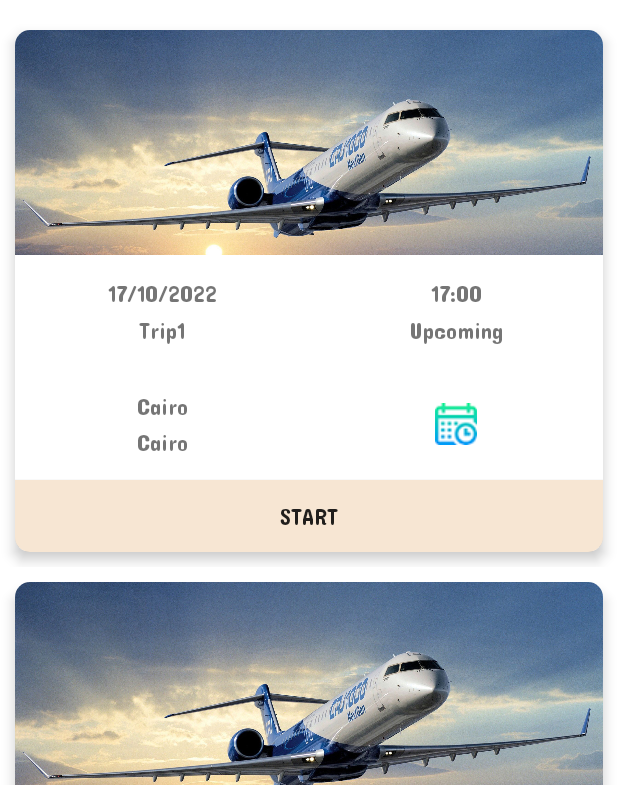
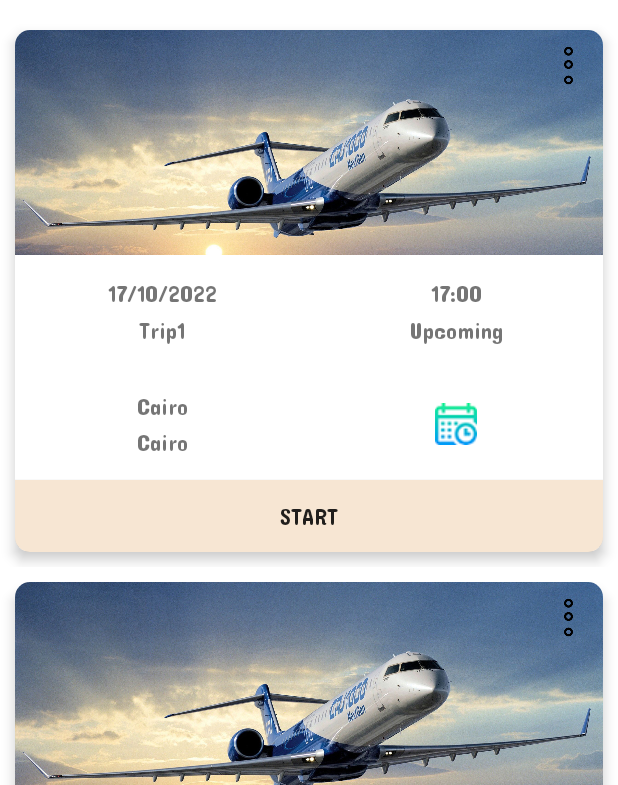
Before and after one commit to hussein1574/TripsApp, an Android app: the UpcomingActivity screen opened directly, with no data from a screen before it, after a tap on "START", on a phone screen of 412 x 824 dp, the part 450-1235 px from its top. Run offline under Robolectric (Android 15) with nearby library versions, the phone set to English and light mode, and no system bars.

Commit message:
Add menu in each trip item

```diff
--- a/app/src/main/res/layout/activity_upcoming.xml
+++ b/app/src/main/res/layout/activity_upcoming.xml
@@ -17,7 +17,7 @@
             android:layout_height="match_parent"
             android:background="@drawable/plane_sky"
             android:theme="@style/CustomToolbarTheme"
-            app:collapsedTitleGravity="center_vertical|center_horizontal"
+            app:collapsedTitleGravity="center_horizontal"
             app:collapsedTitleTextAppearance="@style/CustomFontText"
             app:contentScrim="?attr/colorPrimaryVariant"
             app:expandedTitleTextAppearance="@style/CustomBoldText"
@@ -39,7 +39,7 @@
             <androidx.appcompat.widget.Toolbar
                 android:id="@+id/toolbar"
                 android:layout_width="match_parent"
-                android:layout_height="?android:attr/actionBarSize"
+                android:layout_height="60dp"
                 app:title="@string/my_trips" />
         </com.google.android.material.appbar.CollapsingToolbarLayout>
     </com.google.android.material.appbar.AppBarLayout>
--- a/app/src/main/res/layout/trip_item.xml
+++ b/app/src/main/res/layout/trip_item.xml
@@ -59,6 +59,20 @@
                     android:textSize="90sp"
                     android:textStyle="bold"
                     android:visibility="invisible" />
+
+                <ImageButton
+                    android:id="@+id/trip_menu_btn"
+                    android:layout_width="@dimen/icon_size"
+                    android:layout_height="@dimen/icon_size"
+                    android:layout_alignParentTop="true"
+                    android:layout_alignParentEnd="true"
+                    android:layout_marginTop="5dp"
+                    android:layout_marginEnd="5dp"
+                    android:background="@android:color/transparent"
+                    android:contentDescription="@string/menu"
+                    android:foreground="?attr/selectableItemBackgroundBorderless"
+                    android:scaleType="fitCenter"
+                    app:srcCompat="@drawable/three_dots" />
             </RelativeLayout>
 
 
@@ -175,8 +189,6 @@
                 android:layout_width="0dp"
                 android:layout_height="wrap_content"
                 android:layout_margin="0dp"
-                android:background="?attr/colorSecondary"
-                android:foreground="?attr/selectableItemBackgroundBorderless"
                 android:padding="0dp"
                 android:text="@string/start"
                 app:layout_constraintBottom_toBottomOf="parent"
--- /dev/null
+++ b/app/src/main/res/menu/trip_item_menu.xml
@@ -0,0 +1,11 @@
+<?xml version="1.0" encoding="utf-8"?>
+<menu xmlns:app="http://schemas.android.com/apk/res-auto"
+    xmlns:android="http://schemas.android.com/apk/res/android">
+    <item
+
+        android:title="@string/add_note"
+        android:id="@+id/trip_menu_note"/>
+    <item
+        android:title="@string/cancel_trip"
+        android:id="@+id/trip_menu_cancel"/>
+</menu>
--- /dev/null
+++ b/app/src/main/res/values/icon.xml
@@ -0,0 +1,4 @@
+<?xml version="1.0" encoding="utf-8"?>
+<resources>
+    <dimen name="icon_size">35dp</dimen>
+</resources>
--- a/app/src/main/res/values/strings.xml
+++ b/app/src/main/res/values/strings.xml
@@ -33,4 +33,6 @@
     <string name="start">Start</string>
     <string name="time_temp">HH:MM</string>
     <string name="date_temp">DD/MM/YYYY</string>
+    <string name="cancel_trip">Cancel Trip</string>
+    <string name="menu">3 dots icon</string>
 </resources>
--- a/app/src/main/res/values/themes.xml
+++ b/app/src/main/res/values/themes.xml
@@ -33,8 +33,11 @@
     </style>
 
     <style name="CustomButton" parent="@android:style/Widget.Material.Light.Button">
-        <item name="android:fontFamily">@font/concert__one</item>
+        <item name="android:fontFamily">@font/concert_one</item>
         <item name="android:textSize">15sp</item>
+        <item name="android:foreground">?attr/selectableItemBackgroundBorderless</item>
+        <item name="android:background">?attr/colorSecondary</item>
+
     </style>
 
     <style name="CustomTextView" parent="@style/Widget.AppCompat.TextView">
```
Also changed, not shown: app/src/main/java/com/seinical/trips/data/TripsRecyclerAdapter.java (+22 -0 lines), app/src/main/res/drawable/three_dots.png (added).
